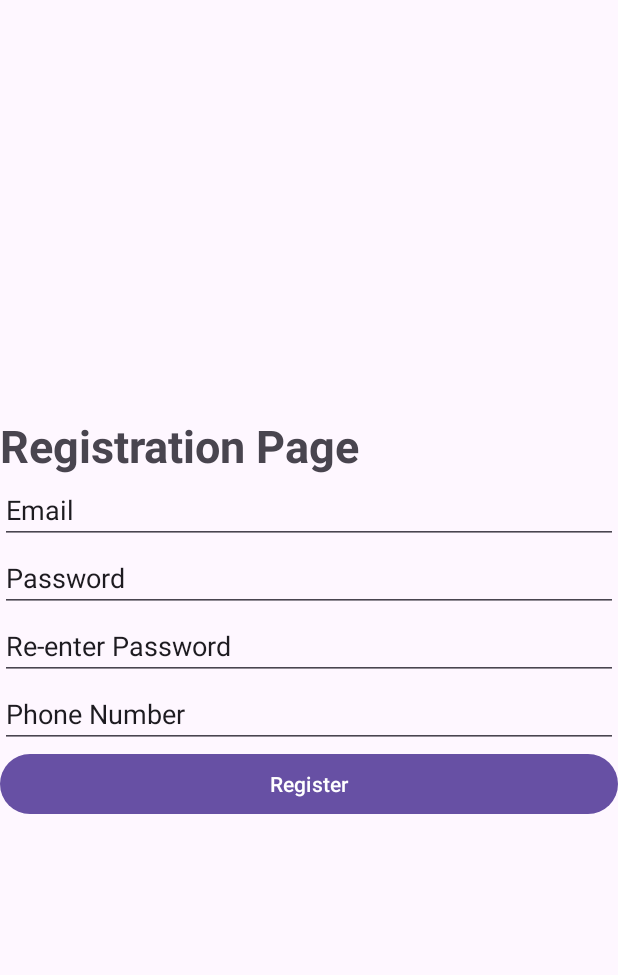
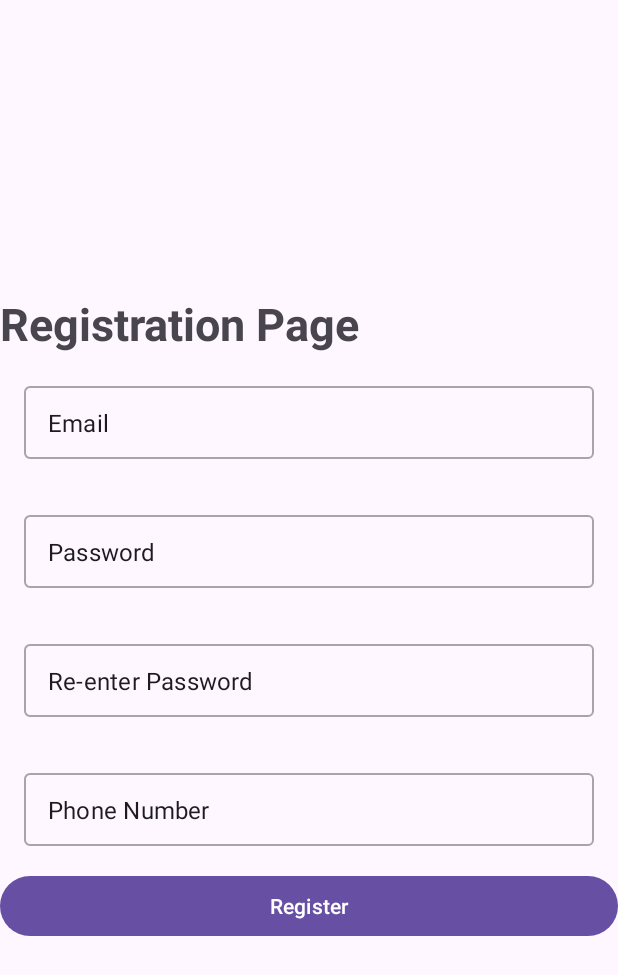
Before and after one commit to ChenZalman/shopping-Management, an Android app: the RegistrationPage screen opened through its navigation route, on a phone screen of 412 x 824 dp. Shown: the top 975 px of the screen. Run offline under Robolectric (Android 15) with nearby library versions, the phone set to English and light mode, and no system bars.

Commit message:
Changed some layout stuff

```diff
--- a/app/src/main/res/layout/fragment_registration_page.xml
+++ b/app/src/main/res/layout/fragment_registration_page.xml
@@ -19,7 +19,11 @@
             android:textStyle="bold"/>
 
 
-
+        <com.google.android.material.textfield.TextInputLayout
+            style="@style/Widget.MaterialComponents.TextInputLayout.OutlinedBox.Dense"
+            android:layout_width="match_parent"
+            android:layout_height="wrap_content"
+            android:layout_margin="16dp">
         <EditText
             android:id="@+id/enterEmailTextBox"
             android:layout_width="match_parent"
@@ -27,8 +31,13 @@
             android:ems="10"
             android:inputType="textEmailAddress"
             android:text="Email"/>
+        </com.google.android.material.textfield.TextInputLayout>
 
-
+        <com.google.android.material.textfield.TextInputLayout
+            style="@style/Widget.MaterialComponents.TextInputLayout.OutlinedBox.Dense"
+            android:layout_width="match_parent"
+            android:layout_height="wrap_content"
+            android:layout_margin="16dp">
         <EditText
             android:id="@+id/enterPasswordTextBox"
             android:layout_width="match_parent"
@@ -36,7 +45,14 @@
             android:ems="10"
             android:inputType="text"
             android:text="Password" />
+        </com.google.android.material.textfield.TextInputLayout>
 
+
+        <com.google.android.material.textfield.TextInputLayout
+            style="@style/Widget.MaterialComponents.TextInputLayout.OutlinedBox.Dense"
+            android:layout_width="match_parent"
+            android:layout_height="wrap_content"
+            android:layout_margin="16dp">
         <EditText
             android:id="@+id/reEnterPasswordTextBox"
             android:layout_width="match_parent"
@@ -44,7 +60,13 @@
             android:ems="10"
             android:inputType="text"
             android:text="Re-enter Password" />
+        </com.google.android.material.textfield.TextInputLayout>
 
+        <com.google.android.material.textfield.TextInputLayout
+            style="@style/Widget.MaterialComponents.TextInputLayout.OutlinedBox.Dense"
+            android:layout_width="match_parent"
+            android:layout_height="wrap_content"
+            android:layout_margin="16dp">
         <EditText
             android:id="@+id/enterPhoneTextBox"
             android:layout_width="match_parent"
@@ -52,7 +74,7 @@
             android:ems="10"
             android:inputType="phone"
             android:text="Phone Number"/>
-
+        </com.google.android.material.textfield.TextInputLayout>
         <Button
             android:id="@+id/RegisterButton"
             android:layout_width="match_parent"
```
